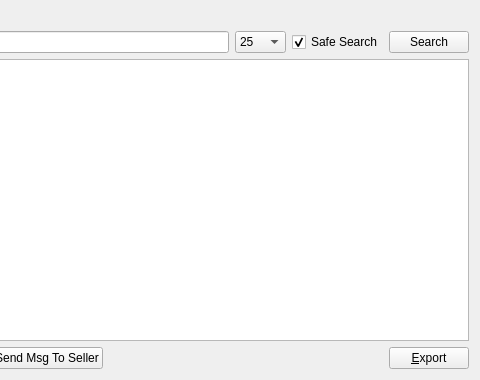
Qt form src/qt/forms/offerlistpage.ui (willyko/syscoin2) before a commit; both pictures show x 280 to 760 and y 0 to 380 of the 760 by 380 pixel window.
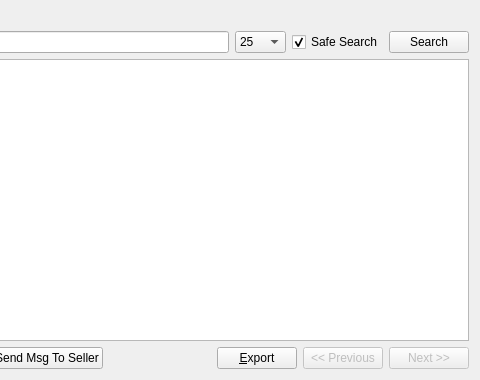
The same form after that commit.

```diff
--- a/src/qt/forms/offerlistpage.ui
+++ b/src/qt/forms/offerlistpage.ui
@@ -169,6 +169,26 @@
        </property>
       </widget>
      </item>
+     <item>
+      <widget class="QPushButton" name="prevButton">
+       <property name="enabled">
+        <bool>false</bool>
+       </property>
+       <property name="text">
+        <string>&lt;&lt; Previous</string>
+       </property>
+      </widget>
+     </item>
+     <item>
+      <widget class="QPushButton" name="nextButton">
+       <property name="enabled">
+        <bool>false</bool>
+       </property>
+       <property name="text">
+        <string>Next &gt;&gt;</string>
+       </property>
+      </widget>
+     </item>
     </layout>
    </item>
   </layout>
```
